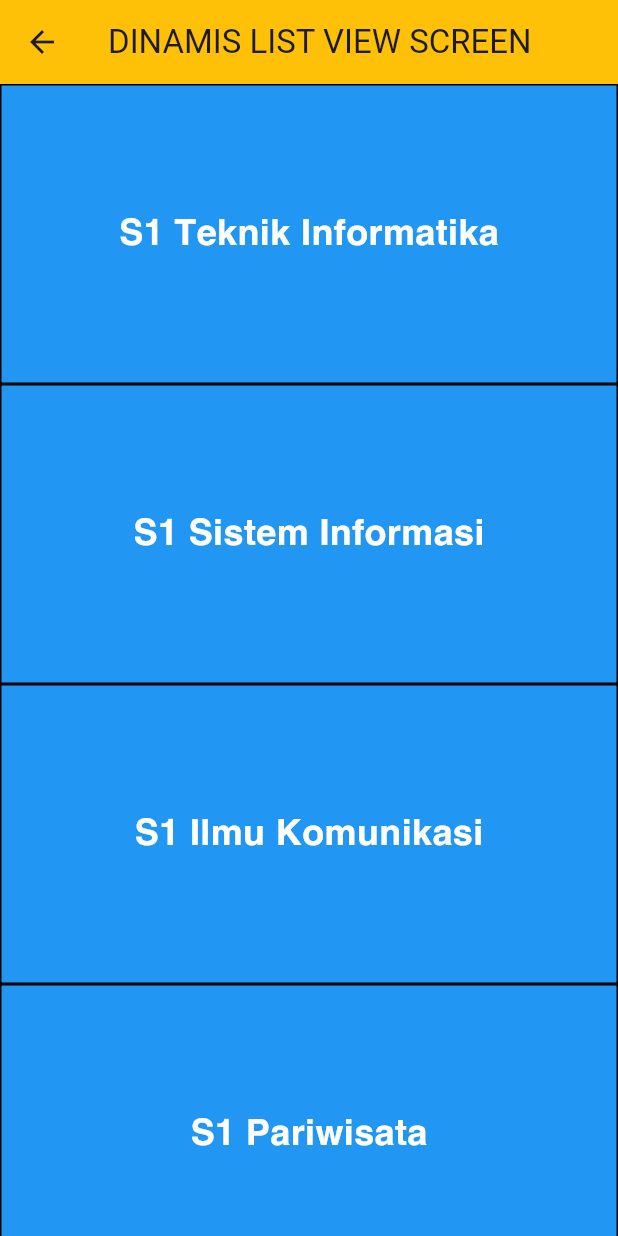
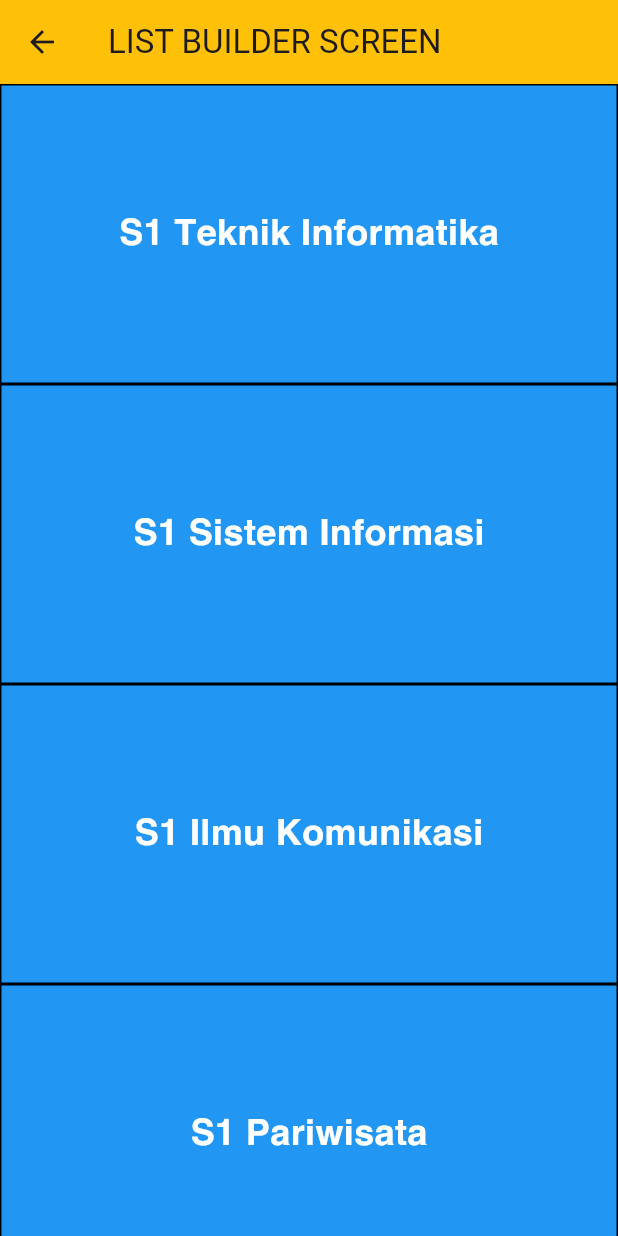
Before and after one commit to NandaAdisaputra/Codelab-Flutter, a Flutter app: the screen it shows after launch, on a phone screen of 412 x 824 dp. Run offline on Flutter 3.47's test engine with Material 3 defaults, Android fonts, the phone set to English and light mode, and no system bars.

Commit message:
Add List Builder Screen

```diff
--- /dev/null
+++ b/lib/list_builder.dart
@@ -0,0 +1,36 @@
+import 'package:flutter/material.dart';
+
+class ListBuilderScreen extends StatelessWidget {
+  const ListBuilderScreen({super.key});
+
+  final List<String> numberList = const <String>["S1 Teknik Informatika", "S1 Sistem Informasi",
+    "S1 Ilmu Komunikasi", "S1 Pariwisata", "S1 Ilmu Hukum", "S1 Teknologi Hasil Pertanian",
+    "S1 Akutansi", "S1 Teknik Sipil", "S1 Manajemen", "S1 Psikologi", "S1 Kedokteran"
+  ];
+
+  @override
+  Widget build(BuildContext context) {
+    return Scaffold(
+      appBar: AppBar(
+        title: Text("LIST BUILDER SCREEN"), backgroundColor: Colors.amber,),
+      body: ListView.builder(
+        itemCount: numberList.length,
+        itemBuilder: (BuildContext context, int index) {
+          return Container(
+            height: 200,
+            decoration: BoxDecoration(
+              color: Colors.blue,
+              border: Border.all(color: Colors.black),
+            ),
+            child: Center(
+              child: Text(
+                '${numberList[index]}',
+                style: const TextStyle(fontSize: 24, fontFamily: 'Helvetica', color: Colors.white),
+              ),
+            ),
+          );
+        },
+      ),
+    );
+  }
+}
--- a/lib/main.dart
+++ b/lib/main.dart
@@ -4,6 +4,7 @@ import 'package:flutterbasic/column_screen.dart';
 import 'package:flutterbasic/dinamis_listview_screen.dart';
 import 'package:flutterbasic/font_screen.dart';
 import 'package:flutterbasic/image_screen.dart';
+import 'package:flutterbasic/list_builder.dart';
 import 'package:flutterbasic/list_view.dart';
 import 'package:flutterbasic/row_screen.dart';
 import 'package:flutterbasic/textfield_screen.dart';
@@ -22,7 +23,7 @@ class MyApp extends StatelessWidget {
       theme: ThemeData(primarySwatch: Colors.green),
       debugShowCheckedModeBanner: false,
       // home: RowSreen(),
-      initialRoute: '/dinamislistview',
+      initialRoute: '/listbuilder',
       routes: {
         '/': (context) => MyHomePage(title: "Text"),
         '/column': (context) => ColumnScreen(),
@@ -32,7 +33,8 @@ class MyApp extends StatelessWidget {
         '/button': (context) => ButtonScreen(),
         '/font': (context) => FontScreen(),
         '/listview': (context) => ListScreen(),
-        '/dinamislistview': (context) => DinamisListScreen()
+        '/dinamislistview': (context) => DinamisListScreen(),
+        '/listbuilder': (context) => ListBuilderScreen()
       },
     );
   }
```
